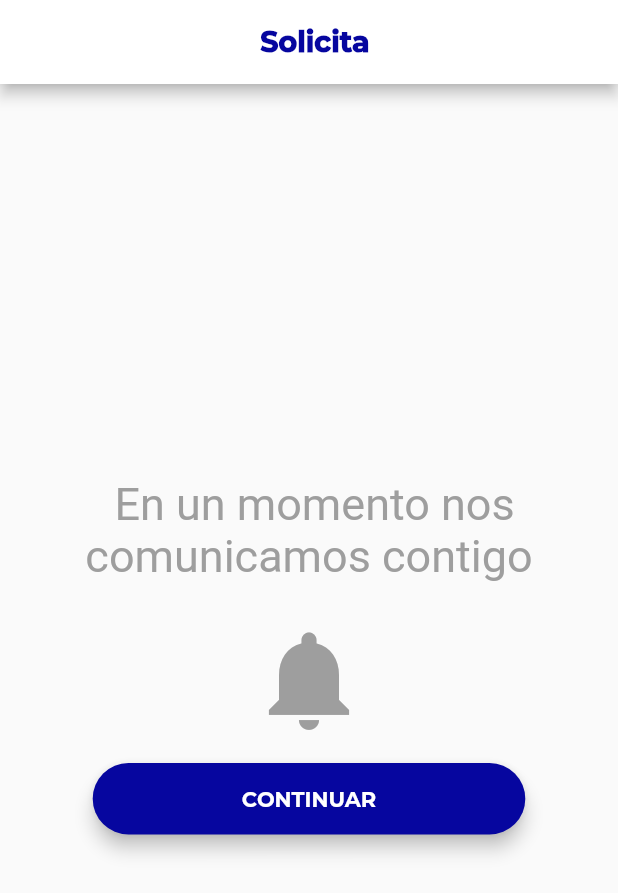
After one commit to VictorIbarra/dinero, a Flutter app: the RespuestaFormularioPage screen opened by its route, on a phone screen of 412 x 824 dp. The commit adds this screen. Shown: the top 893 px of the screen. Run offline on Flutter 3.47's test engine with Material 2 defaults, Android fonts, the phone set to English and light mode, and no system bars; our stand-ins replace cool_alert, firebase_messaging, geolocator, local_auth, shared_preferences, sqflite and 1 more; accounts and stored records are empty; statements that could not run were skipped; project files that could hold a hidden picture were left out.

```diff
--- a/dineroenunclick/lib/main.dart
+++ b/dineroenunclick/lib/main.dart
@@ -5,11 +5,13 @@ import 'package:dineroenunclick/src/pages/ChangePasswordPage.dart';
 import 'package:dineroenunclick/src/pages/ClientePage.dart';
 import 'package:dineroenunclick/src/pages/CreditosPage.dart';
 import 'package:dineroenunclick/src/pages/InformacionPage.dart';
+import 'package:dineroenunclick/src/pages/PerfilPage.dart';
 import 'package:dineroenunclick/src/pages/RegistroNewPage.dart';
 import 'package:dineroenunclick/src/pages/RegistroPage.dart';
 import 'package:dineroenunclick/src/pages/SeguridadPage.dart';
 import 'package:dineroenunclick/src/pages/TerminosPage.dart';
 import 'package:dineroenunclick/src/pages/respuestaCredito.dart';
+import 'package:dineroenunclick/src/pages/respuestaFormulario.dart';
 import 'package:dineroenunclick/src/providers/PreferenciasUsuario.dart';
 import 'package:dineroenunclick/src/providers/db_provider.dart';
 import 'package:dineroenunclick/src/providers/push_notifications_provider.dart';
@@ -96,7 +98,10 @@ class _MyAppState extends State<MyApp> {
         '/ayuda': (context) => AyudaPage(),
         '/terminos': (context) => TerminosPage(),
         '/respuestaCredito': (context) => RespuestaCreditoPage(),
+        '/respuestaFormulario': (context) => RespuestaFormularioPage(),
         '/registroNewPage': (context) => RegistroNewPage(),
+        '/hola': (context) => PerfilPage(),
+
       },
       theme: ThemeData(
           primaryColor: Colors.blue,
--- a/dineroenunclick/lib/src/pages/respuestaCredito.dart
+++ b/dineroenunclick/lib/src/pages/respuestaCredito.dart
@@ -44,9 +44,9 @@ class _RespuestaCreditoPageState extends State<RespuestaCreditoPage> {
           mainAxisAlignment: MainAxisAlignment.center,
           children: [
             Text(
-              'SE TE NOTIFICARÁ CUANDO SE AUTORICE',
+              'Felicidades, tu crédito ha sido autorizado, enseguida nos ponemos en contacto contigo',
               textAlign: TextAlign.center,
-              style: TextStyle(fontSize: 50.0, color: Colors.grey),
+              style: TextStyle(fontSize: 30.0, color: Colors.grey),
             ),
             SizedBox(
               height: 25.0,
--- /dev/null
+++ b/dineroenunclick/lib/src/pages/respuestaFormulario.dart
@@ -0,0 +1,103 @@
+import 'package:flutter/material.dart';
+import 'package:dineroenunclick/src/utilities/constants.dart';
+
+class RespuestaFormularioPage extends StatefulWidget {
+  RespuestaFormularioPage({Key key}) : super(key: key);
+
+  _RespuestaFormularioPageState createState() => _RespuestaFormularioPageState();
+}
+
+class _RespuestaFormularioPageState extends State<RespuestaFormularioPage> {
+  @override
+  Widget build(BuildContext context) {
+    return Scaffold(
+      appBar: AppBar(
+        backgroundColor: Colors.white,
+        leading: GestureDetector(
+          onTap: () {
+            Navigator.pop(context);
+          },
+        ),
+        centerTitle: true,
+        actions: <Widget>[
+          Icon(
+            Icons.arrow_back_ios,
+          ),
+          Icon(
+            Icons.arrow_back_ios,
+          ),
+        ],
+        title: Center(
+          child: Text(
+            'Solicita',
+            style: TextStyle(
+              color: pfazul2,
+              fontSize: 19.0,
+              fontWeight: FontWeight.w900,
+              fontFamily: 'Montserrat',
+            ),
+          ),
+        ),
+      ),
+      body: Container(
+        child: Column(
+          mainAxisAlignment: MainAxisAlignment.center,
+          children: [
+            Text(
+              ' En un momento nos comunicamos contigo',
+              textAlign: TextAlign.center,
+              style: TextStyle(fontSize: 30.0, color: Colors.grey),
+            ),
+            SizedBox(
+              height: 25.0,
+            ),
+            Icon(
+              Icons.notifications,
+              color: Colors.grey,
+              size: 80,
+            ),
+            SizedBox(
+              height: 10.0,
+            ),
+            _goIiniio(context),
+          ],
+        ),
+      ),
+    );
+  }
+
+  Widget _goIiniio(BuildContext context) {
+    final _screenSize = MediaQuery.of(context).size;
+
+    return Container(
+      padding: EdgeInsets.symmetric(vertical: 5.0),
+      width: _screenSize.width * .7,
+      height: _screenSize.height * .07,
+      child: RaisedButton(
+          elevation: 5.0,
+          onPressed: () async {
+            Navigator.pop(context);
+          },
+          padding: EdgeInsets.all(5.0),
+          shape: RoundedRectangleBorder(
+            borderRadius: BorderRadius.circular(30.0),
+          ),
+          color: pfazul2,
+          child: Row(
+            mainAxisAlignment: MainAxisAlignment.center,
+            children: <Widget>[
+              Text(
+                'CONTINUAR',
+                style: TextStyle(
+                  //color: Color(0xFFFF960A),
+                  color: Colors.white,
+                  fontSize: 14.0,
+                  fontWeight: FontWeight.w700,
+                  fontFamily: 'Montserrat',
+                ),
+              )
+            ],
+          )),
+    );
+  }
+}
--- a/dineroenunclick/lib/src/utilities/dialogs.dart
+++ b/dineroenunclick/lib/src/utilities/dialogs.dart
@@ -54,7 +54,7 @@ class Dialogs {
       builder: (context) {
         return AlertDialog(
           elevation: 0,
-          title: Text('Nos contactaremos al siguiente número'),
+          title: Text('¿Tu teléfono sigue siendo este?'),
           content: Form(
             key: _formKey,
             child: TextFormField(
--- a/dineroenunclick/lib/src/widgets/SolicitaItem.dart
+++ b/dineroenunclick/lib/src/widgets/SolicitaItem.dart
@@ -213,7 +213,7 @@ class _SolicitaItem extends State<SolicitaItem> {
                         Column(
                           children: [
                             Text(
-                              '\$ $_pago',
+                              comma('\$ $_pago'),
                               style: TextStyle(
                                 color: pfazul2,
                                 fontSize: 18,
@@ -323,7 +323,7 @@ class _SolicitaItem extends State<SolicitaItem> {
 
     if (res.error != 0)
       setState(() {
-        _pago = "--";
+        _pago = "0.00";
       });
     else
       setState(() {
@@ -372,7 +372,7 @@ class _ThumbShape extends RoundSliderThumbShape {
 
   String getValue(double value) {
     final val = (min + (max - min) * value);
-    return '\$ ' + comma(val.round().toString());
+    return '\$' + comma(val.round().toString());
   }
 
   @override
```
Also changed, not shown: dineroenunclick/lib/src/pages/ClientePage.dart (+8 -20 lines), dineroenunclick/lib/src/pages/CreditosPage.dart (+26 -2 lines), dineroenunclick/lib/src/pages/FormNuevosCreditosPage.dart (+20 -9 lines), dineroenunclick/lib/src/pages/NotificacionesPage.dart (+28 -3 lines), dineroenunclick/lib/src/pages/PerfilPage.dart (+11 -1 lines), 1 other file.
